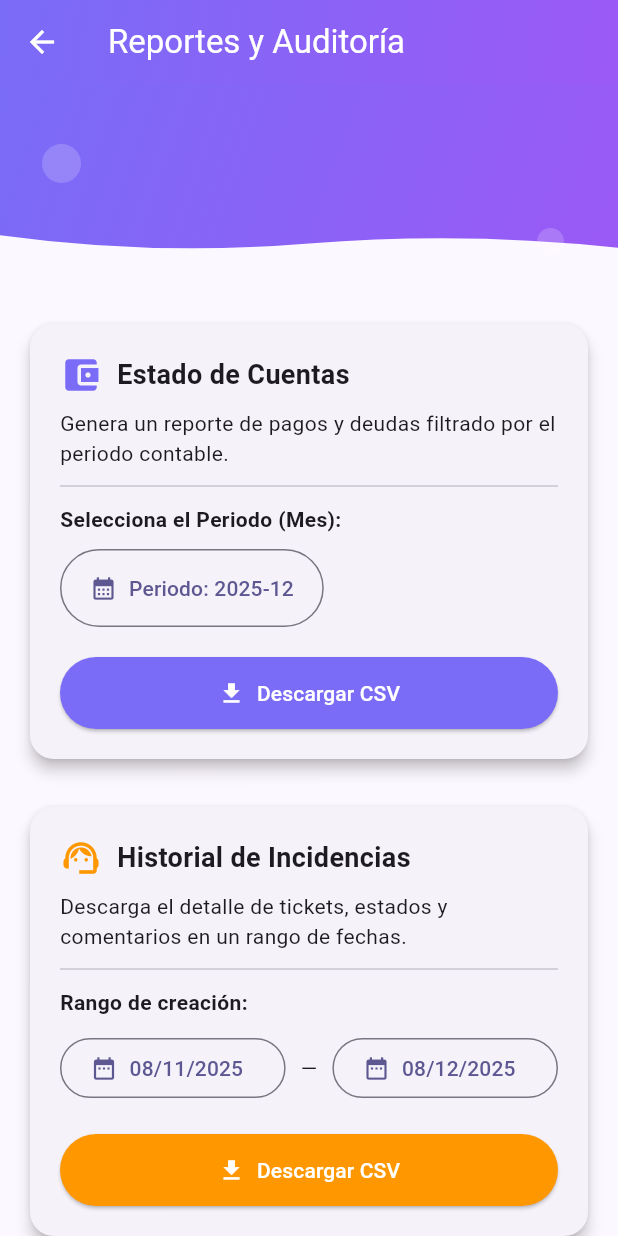
After one commit to systemcrafter/marianela_web, a Flutter app: the AdminReportsScreen screen opened directly, on a phone screen of 412 x 824 dp. The commit adds this screen. Run offline on Flutter 3.47's test engine with Material 3 defaults, Android fonts, the phone set to English and light mode, and no system bars; our stand-ins replace share_plus, shared_preferences; missing offline and left inert: dart:html; accounts and stored records are empty.

Commit message:
Creating Reports for Payments and Incidents

```diff
--- /dev/null
+++ b/lib/screens/admin/admin_reports_screen.dart
@@ -0,0 +1,322 @@
+import 'package:flutter/material.dart';
+import 'package:intl/intl.dart';
+import 'package:marianela_web/core/services/api_client.dart';
+import 'package:marianela_web/core/widgets/wave_header.dart';
+// ignore: avoid_web_libraries_in_flutter
+import 'dart:html' as html; // 👈 Vital para descargar archivos en Web
+
+class AdminReportsScreen extends StatefulWidget {
+  const AdminReportsScreen({super.key});
+
+  @override
+  State<AdminReportsScreen> createState() => _AdminReportsScreenState();
+}
+
+class _AdminReportsScreenState extends State<AdminReportsScreen> {
+  // Variables para Reporte de Tickets (Rango)
+  DateTime _fromDate = DateTime.now().subtract(const Duration(days: 30));
+  DateTime _toDate = DateTime.now();
+
+  // Variables para Reporte de Cuentas (Periodo)
+  DateTime _selectedPeriod = DateTime.now();
+
+  bool _isLoading = false;
+
+  // Selector de fechas (Desde/Hasta)
+  Future<void> _pickDateRange(bool isFrom) async {
+    final picked = await showDatePicker(
+      context: context,
+      initialDate: isFrom ? _fromDate : _toDate,
+      firstDate: DateTime(2023),
+      lastDate: DateTime(2030),
+    );
+    if (picked != null) {
+      setState(() {
+        if (isFrom)
+          _fromDate = picked;
+        else
+          _toDate = picked;
+      });
+    }
+  }
+
+  // Selector de Periodo (Visualmente elegimos un mes)
+  Future<void> _pickPeriod() async {
+    final picked = await showDatePicker(
+      context: context,
+      initialDate: _selectedPeriod,
+      firstDate: DateTime(2023),
+      lastDate: DateTime(2030),
+      helpText: "SELECCIONA EL MES DEL PERIODO",
+    );
+    if (picked != null) {
+      setState(() => _selectedPeriod = picked);
+    }
+  }
+
+  Future<void> _downloadReport(String type) async {
+    setState(() => _isLoading = true);
+
+    String url = "";
+    String fileName = "";
+
+    // Lógica condicional según el botón presionado
+    if (type == 'accounts') {
+      final periodStr = DateFormat('yyyy-MM').format(_selectedPeriod);
+      url = '/reports/accounts?period=$periodStr';
+      fileName = 'reporte_cuentas_$periodStr.csv';
+    } else {
+      final f = DateFormat('yyyy-MM-dd');
+      url =
+          '/reports/tickets?from=${f.format(_fromDate)}&to=${f.format(_toDate)}';
+      fileName = 'reporte_incidencias.csv';
+    }
+
+    try {
+      // 1. Petición al Backend (ya incluye el token de Admin)
+      final res = await ApiClient.get(url);
+
+      if (res.statusCode == 200) {
+        // 2. Truco para descargar Blob en Web
+        final blob = html.Blob([res.bodyBytes], 'text/csv');
+        final blobUrl = html.Url.createObjectUrlFromBlob(blob);
+        final anchor = html.AnchorElement(href: blobUrl)
+          ..setAttribute("download", fileName)
+          ..click();
+        html.Url.revokeObjectUrl(blobUrl);
+
+        if (mounted) {
+          ScaffoldMessenger.of(context).showSnackBar(
+            const SnackBar(
+              content: Text('Descarga completada'),
+              backgroundColor: Colors.green,
+            ),
+          );
+        }
+      } else {
+        throw Exception('Error ${res.statusCode}');
+      }
+    } catch (e) {
+      if (mounted) {
+        ScaffoldMessenger.of(context).showSnackBar(
+          SnackBar(
+            content: Text('Error al descargar: $e'),
+            backgroundColor: Colors.red,
+          ),
+        );
+      }
+    } finally {
+      if (mounted) setState(() => _isLoading = false);
+    }
+  }
+
+  @override
+  Widget build(BuildContext context) {
+    final fDate = DateFormat('dd/MM/yyyy');
+    final fPeriod = DateFormat('yyyy-MM'); // Formato visual del periodo
+
+    return Scaffold(
+      appBar: AppBar(
+        title: const Text("Reportes y Auditoría"),
+        foregroundColor: Colors.white,
+        backgroundColor: Colors.transparent,
+        flexibleSpace: Container(
+          decoration: const BoxDecoration(
+            gradient: LinearGradient(
+              colors: [Color(0xFF7A6CF7), Color(0xFF9B59F6)],
+              begin: Alignment.topLeft,
+              end: Alignment.bottomRight,
+            ),
+          ),
+        ),
+      ),
+      body: Column(
+        children: [
+          const WaveHeader(height: 140),
+          Expanded(
+            child: SingleChildScrollView(
+              padding: const EdgeInsets.all(16),
+              child: ConstrainedBox(
+                constraints: const BoxConstraints(
+                  maxWidth: 600,
+                ), // Evita que se estire demasiado en PC
+                child: Column(
+                  crossAxisAlignment: CrossAxisAlignment.stretch,
+                  children: [
+                    if (_isLoading)
+                      const Center(
+                        child: Padding(
+                          padding: EdgeInsets.all(20.0),
+                          child: CircularProgressIndicator(),
+                        ),
+                      ),
+
+                    // TARJETA 1: REPORTE DE CUENTAS
+                    Card(
+                      elevation: 4,
+                      shape: RoundedRectangleBorder(
+                        borderRadius: BorderRadius.circular(16),
+                      ),
+                      child: Padding(
+                        padding: const EdgeInsets.all(20),
+                        child: Column(
+                          crossAxisAlignment: CrossAxisAlignment.start,
+                          children: [
+                            Row(
+                              children: const [
+                                Icon(
+                                  Icons.account_balance_wallet,
+                                  color: Color(0xFF7A6CF7),
+                                  size: 28,
+                                ),
+                                SizedBox(width: 10),
+                                Text(
+                                  "Estado de Cuentas",
+                                  style: TextStyle(
+                                    fontSize: 18,
+                                    fontWeight: FontWeight.bold,
+                                  ),
+                                ),
+                              ],
+                            ),
+                            const SizedBox(height: 8),
+                            const Text(
+                              "Genera un reporte de pagos y deudas filtrado por el periodo contable.",
+                            ),
+                            const Divider(height: 24),
+
+                            const Text(
+                              "Selecciona el Periodo (Mes):",
+                              style: TextStyle(fontWeight: FontWeight.w600),
+                            ),
+                            const SizedBox(height: 10),
+                            OutlinedButton.icon(
+                              icon: const Icon(Icons.calendar_month),
+                              label: Text(
+                                "Periodo: ${fPeriod.format(_selectedPeriod)}",
+                              ),
+                              onPressed: _pickPeriod,
+                              style: OutlinedButton.styleFrom(
+                                padding: const EdgeInsets.symmetric(
+                                  vertical: 16,
+                                  horizontal: 20,
+                                ),
+                              ),
+                            ),
+                            const SizedBox(height: 20),
+                            SizedBox(
+                              width: double.infinity,
+                              child: ElevatedButton.icon(
+                                style: ElevatedButton.styleFrom(
+                                  backgroundColor: const Color(0xFF7A6CF7),
+                                  foregroundColor: Colors.white,
+                                  padding: const EdgeInsets.symmetric(
+                                    vertical: 14,
+                                  ),
+                                ),
+                                icon: const Icon(Icons.download),
+                                label: const Text("Descargar CSV"),
+                                onPressed: _isLoading
+                                    ? null
+                                    : () => _downloadReport('accounts'),
+                              ),
+                            ),
+                          ],
+                        ),
+                      ),
+                    ),
+
+                    const SizedBox(height: 24),
+
+                    // TARJETA 2: REPORTE DE INCIDENCIAS
+                    Card(
+                      elevation: 4,
+                      shape: RoundedRectangleBorder(
+                        borderRadius: BorderRadius.circular(16),
+                      ),
+                      child: Padding(
+                        padding: const EdgeInsets.all(20),
+                        child: Column(
+                          crossAxisAlignment: CrossAxisAlignment.start,
+                          children: [
+                            Row(
+                              children: const [
+                                Icon(
+                                  Icons.support_agent,
+                                  color: Colors.orange,
+                                  size: 28,
+                                ),
+                                SizedBox(width: 10),
+                                Text(
+                                  "Historial de Incidencias",
+                                  style: TextStyle(
+                                    fontSize: 18,
+                                    fontWeight: FontWeight.bold,
+                                  ),
+                                ),
+                              ],
+                            ),
+                            const SizedBox(height: 8),
+                            const Text(
+                              "Descarga el detalle de tickets, estados y comentarios en un rango de fechas.",
+                            ),
+                            const Divider(height: 24),
+
+                            const Text(
+                              "Rango de creación:",
+                              style: TextStyle(fontWeight: FontWeight.w600),
+                            ),
+                            const SizedBox(height: 10),
+                            Row(
+                              children: [
+                                Expanded(
+                                  child: OutlinedButton.icon(
+                                    icon: const Icon(Icons.date_range),
+                                    label: Text(fDate.format(_fromDate)),
+                                    onPressed: () => _pickDateRange(true),
+                                  ),
+                                ),
+                                const SizedBox(width: 10),
+                                const Text("—"),
+                                const SizedBox(width: 10),
+                                Expanded(
+                                  child: OutlinedButton.icon(
+                                    icon: const Icon(Icons.date_range),
+                                    label: Text(fDate.format(_toDate)),
+                                    onPressed: () => _pickDateRange(false),
+                                  ),
+                                ),
+                              ],
+                            ),
+                            const SizedBox(height: 20),
+                            SizedBox(
+                              width: double.infinity,
+                              child: ElevatedButton.icon(
+                                style: ElevatedButton.styleFrom(
+                                  backgroundColor: Colors.orange,
+                                  foregroundColor: Colors.white,
+                                  padding: const EdgeInsets.symmetric(
+                                    vertical: 14,
+                                  ),
+                                ),
+                                icon: const Icon(Icons.download),
+                                label: const Text("Descargar CSV"),
+                                onPressed: _isLoading
+                                    ? null
+                                    : () => _downloadReport('tickets'),
+                              ),
+                            ),
+                          ],
+                        ),
+                      ),
+                    ),
+                  ],
+                ),
+              ),
+            ),
+          ),
+        ],
+      ),
+    );
+  }
+}
--- a/lib/screens/guard/ticket_form_screen_guard.dart
+++ b/lib/screens/guard/ticket_form_screen_guard.dart
@@ -46,7 +46,7 @@ class _TicketFormScreenState extends State<TicketFormScreenGuard> {
       final user = AuthService.user!;
       final data = {
         "resident_id": user["resident_id"] ?? user["id"],
-        "house_id": user["house_id"],
+        "house_id": 103, // Oficiales de seguridad
         "category": _category,
         "title": _titleCtrl.text.trim(),
         "description": _descriptionCtrl.text.trim(),
@@ -54,6 +54,7 @@ class _TicketFormScreenState extends State<TicketFormScreenGuard> {
 
       // 🔁 ÚNICO CAMBIO: usar el endpoint de áreas comunes
       final res = await ApiClient.post("/tickets/common", body: data);
+      //final res = await ApiClient.post("/tickets", body: data);
 
       if (!mounted) return;
 
--- a/lib/screens/home/home_screen_admin.dart
+++ b/lib/screens/home/home_screen_admin.dart
@@ -7,6 +7,7 @@ import 'package:marianela_web/screens/admin/payments_report.dart';
 import 'package:marianela_web/screens/admin/tickets_list.dart';
 import 'package:marianela_web/screens/admin/users_list.dart';
 import 'package:marianela_web/screens/admin/period_open.dart';
+import 'package:marianela_web/screens/admin/admin_reports_screen.dart';
 
 class HomeScreenAdmin extends StatelessWidget {
   const HomeScreenAdmin({super.key});
@@ -61,6 +62,11 @@ class HomeScreenAdmin extends StatelessWidget {
                       'icon': Icons.calendar_month_outlined,
                       'screen': const PeriodOpenScreen(),
                     },
+                    {
+                      'title': 'Reportes y CSV',
+                      'icon': Icons.download_for_offline,
+                      'screen': const AdminReportsScreen(),
+                    },
                   ];
 
                   return GridView.builder(
--- a/lib/screens/home/home_screen_resident.dart
+++ b/lib/screens/home/home_screen_resident.dart
@@ -34,7 +34,7 @@ class HomeScreenResident extends StatelessWidget {
     return Scaffold(
       body: Column(
         children: [
-          HomeHeaderDecoration(height: 120, title: "Bienvenid(a) $name"),
+          HomeHeaderDecoration(height: 120, title: "Bienvenid@ $name"),
           Expanded(
             child: Padding(
               padding: const EdgeInsets.all(16),
```
